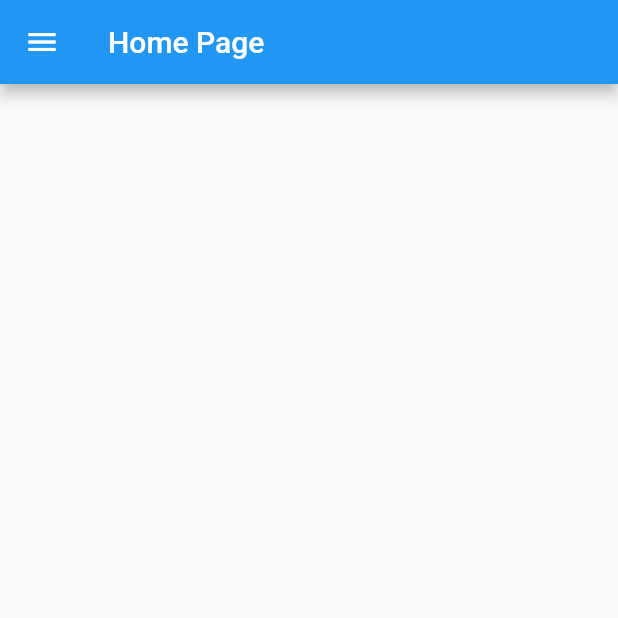
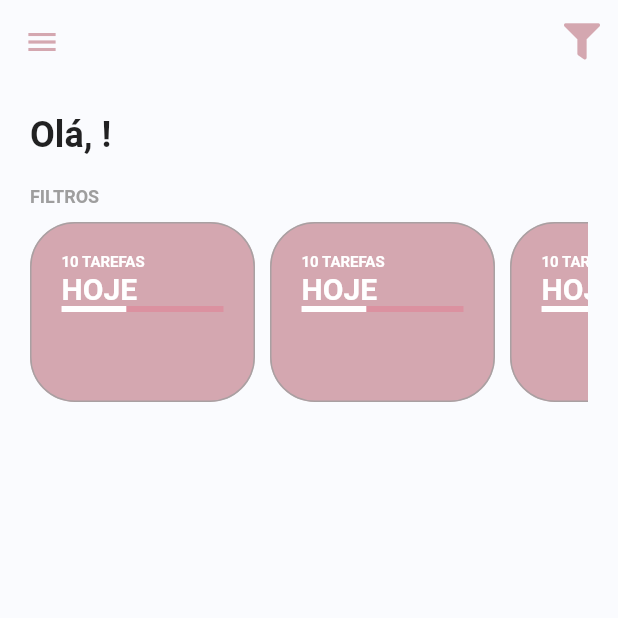
Before and after one commit to fabriciosuhet/todo-list-provider, a Flutter app: the screen it shows once a user with an empty profile is signed in, on a phone screen of 412 x 824 dp, the top half of it. Run offline on Flutter 3.47's test engine with Material 2 defaults, Android fonts, the phone set to English and light mode, and no system bars; our stand-ins replace firebase_auth, firebase_core, flutter_signin_button, google_fonts, google_sign_in, sqflite and 2 more; missing offline and left inert: flutter_overlay_loader, validatorless; accounts and stored records are empty; network calls fail; Roboto replaces fonts that are missing (Mandali).

Commit message:
Construindo layout da HomePage

```diff
--- a/lib/app/core/ui/todo_list_icons.dart
+++ b/lib/app/core/ui/todo_list_icons.dart
@@ -27,4 +27,5 @@ class TodoListIcons {
 
   static const IconData eye = IconData(0xf06e, fontFamily: _kFontFam, fontPackage: _kFontPkg);
   static const IconData eye_slash = IconData(0xf070, fontFamily: _kFontFam, fontPackage: _kFontPkg);
+  static const IconData filter = IconData(0xf0b0, fontFamily: _kFontFam, fontPackage: _kFontPkg);
 }
--- a/lib/app/modules/home/home_page.dart
+++ b/lib/app/modules/home/home_page.dart
@@ -1,7 +1,9 @@
 import 'package:flutter/material.dart';
-import 'package:provider/provider.dart';
-import 'package:todo_list_provider/app/core/auth/auth_provider.dart';
+import 'package:todo_list_provider/app/core/ui/theme_extensions.dart';
+import 'package:todo_list_provider/app/core/ui/todo_list_icons.dart';
 import 'package:todo_list_provider/app/modules/home/widgets/home_drawer.dart';
+import 'package:todo_list_provider/app/modules/home/widgets/home_filters.dart';
+import 'package:todo_list_provider/app/modules/home/widgets/home_header.dart';
 
 class HomePage extends StatelessWidget {
   const HomePage({super.key});
@@ -10,10 +12,48 @@ class HomePage extends StatelessWidget {
   Widget build(BuildContext context) {
     return Scaffold(
       appBar: AppBar(
-        title: const Text('Home Page'),
+        iconTheme: IconThemeData(color: context.primaryColor),
+        backgroundColor: Colors.transparent,
+        elevation: 0,
+        actions: [
+          PopupMenuButton(
+            icon: const Icon(TodoListIcons.filter),
+            itemBuilder: (_) => [
+              const PopupMenuItem<bool>(
+                child: Text('Mostrar tarefas concluidas.'),
+              ),
+            ],
+          ),
+        ],
       ),
+      backgroundColor: const Color(0xFFFAFBFE),
       drawer: HomeDrawer(),
-      body: Container(),
+      body: LayoutBuilder(
+        builder: (context, constraints) {
+          return SingleChildScrollView(
+            child: ConstrainedBox(
+              constraints: BoxConstraints(
+                minHeight: constraints.maxHeight,
+                minWidth: constraints.maxHeight,
+              ),
+              child: Container(
+                margin: const EdgeInsets.symmetric(
+                  horizontal: 20,
+                ),
+                child: const IntrinsicHeight(
+                  child: Column(
+                    crossAxisAlignment: CrossAxisAlignment.start,
+                    children: [
+                      HomeHeader(),
+                      HomeFilters(),
+                    ],
+                  ),
+                ),
+              ),
+            ),
+          );
+        },
+      ),
     );
   }
 }
--- /dev/null
+++ b/lib/app/modules/home/widgets/home_filters.dart
@@ -0,0 +1,39 @@
+import 'package:flutter/material.dart';
+import 'package:todo_list_provider/app/core/ui/theme_extensions.dart';
+import 'package:todo_list_provider/app/modules/home/widgets/todo_card_filter.dart';
+
+class HomeFilters extends StatefulWidget {
+  const HomeFilters({super.key});
+
+  @override
+  State<HomeFilters> createState() => _HomeFiltersState();
+}
+
+class _HomeFiltersState extends State<HomeFilters> {
+  @override
+  Widget build(BuildContext context) {
+    return Column(
+      crossAxisAlignment: CrossAxisAlignment.start,
+      children: [
+        Text(
+          'FILTROS',
+          style: context.titleStyle,
+        ),
+        const SizedBox(
+          height: 10,
+        ),
+        SingleChildScrollView(
+          scrollDirection: Axis.horizontal,
+          child: Row(
+            children: [
+              TodoCardFilter(),
+              TodoCardFilter(),
+              TodoCardFilter(),
+              TodoCardFilter(),
+            ],
+          ),
+        )
+      ],
+    );
+  }
+}
--- /dev/null
+++ b/lib/app/modules/home/widgets/home_header.dart
@@ -0,0 +1,29 @@
+import 'package:flutter/material.dart';
+import 'package:provider/provider.dart';
+import 'package:todo_list_provider/app/core/auth/auth_provider.dart';
+import 'package:todo_list_provider/app/core/ui/theme_extensions.dart';
+
+class HomeHeader extends StatelessWidget {
+  const HomeHeader({super.key});
+
+  @override
+  Widget build(BuildContext context) {
+    return Row(
+      children: [
+        Padding(
+          padding: const EdgeInsets.symmetric(vertical: 20),
+          child: Selector<AuthProvider, String>(
+              selector: (context, authProvider) =>
+                  authProvider.user?.displayName ?? 'Não informado',
+              builder: (_, value, __) {
+                return Text(
+                  'Olá, $value!',
+                  style: context.textTheme.headlineSmall
+                      ?.copyWith(fontWeight: FontWeight.bold),
+                );
+              }),
+        )
+      ],
+    );
+  }
+}
--- /dev/null
+++ b/lib/app/modules/home/widgets/todo_card_filter.dart
@@ -0,0 +1,60 @@
+import 'package:flutter/material.dart';
+import 'package:todo_list_provider/app/core/ui/theme_extensions.dart';
+
+class TodoCardFilter extends StatefulWidget {
+  const TodoCardFilter({super.key});
+
+  @override
+  State<TodoCardFilter> createState() => _TodoCardFilterState();
+}
+
+class _TodoCardFilterState extends State<TodoCardFilter> {
+  @override
+  Widget build(BuildContext context) {
+    return Container(
+      constraints: const BoxConstraints(
+        minHeight: 120,
+        maxWidth: 150,
+      ),
+      margin: const EdgeInsets.only(right: 10),
+      padding: const EdgeInsets.all(20),
+      decoration: BoxDecoration(
+        color: context.primaryColor,
+        border: Border.all(
+          width: 1,
+          color: Colors.grey.withOpacity(.8),
+        ),
+        borderRadius: BorderRadius.circular(30),
+      ),
+      child: Column(
+        crossAxisAlignment: CrossAxisAlignment.start,
+        children: [
+          // const SizedBox(
+          //   height: 21,
+          //   width: 21,
+          //   child: CircularProgressIndicator(),
+          // ),
+          Text(
+            '10 TAREFAS',
+            style: context.titleStyle.copyWith(
+              color: Colors.white,
+              fontSize: 10,
+            ),
+          ),
+          const Text(
+            'HOJE',
+            style: TextStyle(
+                fontSize: 20, fontWeight: FontWeight.bold, color: Colors.white),
+          ),
+          LinearProgressIndicator(
+            backgroundColor: context.primaryColorLight,
+            valueColor: const AlwaysStoppedAnimation<Color>(
+              Colors.white,
+            ),
+            value: 0.4,
+          )
+        ],
+      ),
+    );
+  }
+}
```
Also changed, not shown: assets/fonts/TodoListIcons.ttf.
